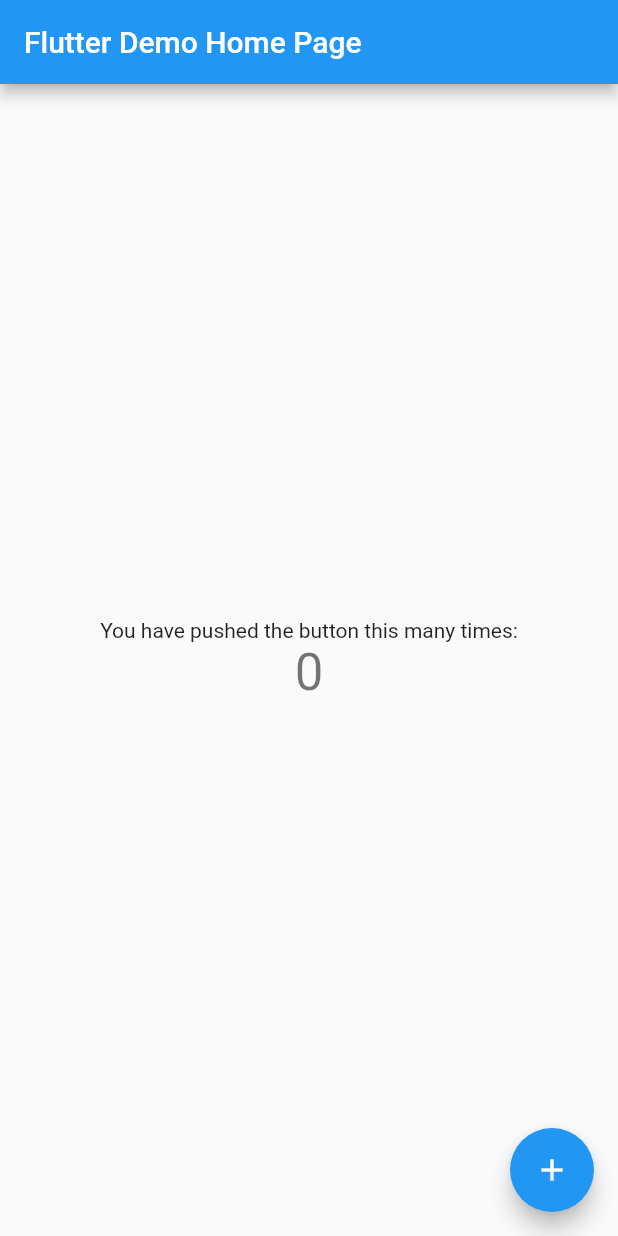
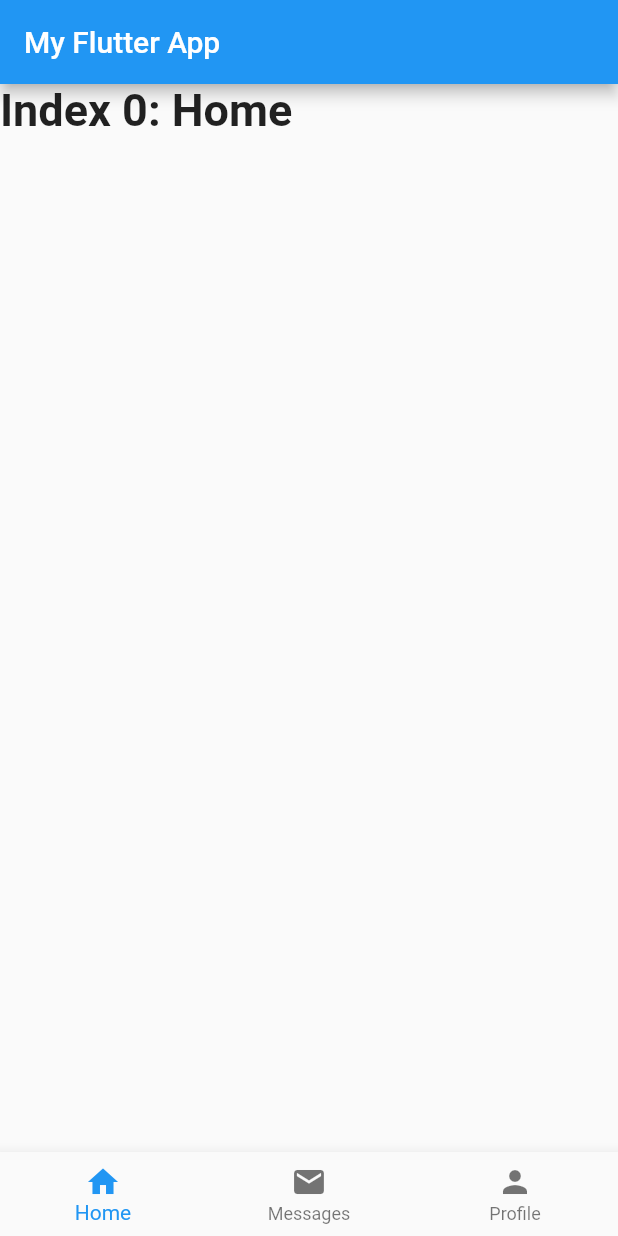
Before and after one commit to lijin820/flutter-article, a Flutter app: the screen it shows after launch, on a phone screen of 412 x 824 dp. Run offline on Flutter 3.47's test engine with Material 2 defaults, Android fonts, the phone set to English and light mode, and no system bars.

Commit message:
added home widget

```diff
--- /dev/null
+++ b/lib/home_widget.dart
@@ -0,0 +1,59 @@
+import 'package:flutter/material.dart';
+
+class Home extends StatefulWidget {
+  @override
+  State<StatefulWidget> createState() {
+    return _HomeState();
+  }
+}
+
+class _HomeState extends State<Home> {
+  int _currentIndex = 0;
+  static const TextStyle optionStyle =
+      TextStyle(fontSize: 30, fontWeight: FontWeight.bold);
+  static const List<Widget> _children = <Widget>[
+    Text(
+      'Index 0: Home',
+      style: optionStyle,
+    ),
+    Text(
+      'Index 1: Business',
+      style: optionStyle,
+    ),
+    Text(
+      'Index 2: School',
+      style: optionStyle,
+    ),
+  ];
+
+  void onTabTapped(int index) {
+    setState(() {
+      _currentIndex = index;
+    });
+  }
+
+  @override
+  Widget build(BuildContext context) {
+    return Scaffold(
+      appBar: AppBar(
+        title: Text('My Flutter App'),
+      ),
+      body: _children[_currentIndex],
+      bottomNavigationBar: BottomNavigationBar(
+        onTap: onTabTapped,
+        currentIndex: _currentIndex,
+        items: [
+          BottomNavigationBarItem(
+            icon: new Icon(Icons.home),
+            label: 'Home',
+          ),
+          BottomNavigationBarItem(
+            icon: new Icon(Icons.mail),
+            label: 'Messages',
+          ),
+          BottomNavigationBarItem(icon: Icon(Icons.person), label: 'Profile')
+        ],
+      ),
+    );
+  }
+}
--- a/lib/main.dart
+++ b/lib/main.dart
@@ -1,4 +1,5 @@
 import 'package:flutter/material.dart';
+import 'home_widget.dart';
 
 void main() {
   runApp(MyApp());
@@ -26,92 +27,7 @@ class MyApp extends StatelessWidget {
         // closer together (more dense) than on mobile platforms.
         visualDensity: VisualDensity.adaptivePlatformDensity,
       ),
-      home: MyHomePage(title: 'Flutter Demo Home Page'),
+      home: Home(),
     );
   }
 }
-
-class MyHomePage extends StatefulWidget {
-  MyHomePage({Key key, this.title}) : super(key: key);
-
-  // This widget is the home page of your application. It is stateful, meaning
-  // that it has a State object (defined below) that contains fields that affect
-  // how it looks.
-
-  // This class is the configuration for the state. It holds the values (in this
-  // case the title) provided by the parent (in this case the App widget) and
-  // used by the build method of the State. Fields in a Widget subclass are
-  // always marked "final".
-
-  final String title;
-
-  @override
-  _MyHomePageState createState() => _MyHomePageState();
-}
-
-class _MyHomePageState extends State<MyHomePage> {
-  int _counter = 0;
-
-  void _incrementCounter() {
-    setState(() {
-      // This call to setState tells the Flutter framework that something has
-      // changed in this State, which causes it to rerun the build method below
-      // so that the display can reflect the updated values. If we changed
-      // _counter without calling setState(), then the build method would not be
-      // called again, and so nothing would appear to happen.
-      _counter++;
-    });
-  }
-
-  @override
-  Widget build(BuildContext context) {
-    // This method is rerun every time setState is called, for instance as done
-    // by the _incrementCounter method above.
-    //
-    // The Flutter framework has been optimized to make rerunning build methods
-    // fast, so that you can just rebuild anything that needs updating rather
-    // than having to individually change instances of widgets.
-    return Scaffold(
-      appBar: AppBar(
-        // Here we take the value from the MyHomePage object that was created by
-        // the App.build method, and use it to set our appbar title.
-        title: Text(widget.title),
-      ),
-      body: Center(
-        // Center is a layout widget. It takes a single child and positions it
-        // in the middle of the parent.
-        child: Column(
-          // Column is also a layout widget. It takes a list of children and
-          // arranges them vertically. By default, it sizes itself to fit its
-          // children horizontally, and tries to be as tall as its parent.
-          //
-          // Invoke "debug painting" (press "p" in the console, choose the
-          // "Toggle Debug Paint" action from the Flutter Inspector in Android
-          // Studio, or the "Toggle Debug Paint" command in Visual Studio Code)
-          // to see the wireframe for each widget.
-          //
-          // Column has various properties to control how it sizes itself and
-          // how it positions its children. Here we use mainAxisAlignment to
-          // center the children vertically; the main axis here is the vertical
-          // axis because Columns are vertical (the cross axis would be
-          // horizontal).
-          mainAxisAlignment: MainAxisAlignment.center,
-          children: <Widget>[
-            Text(
-              'You have pushed the button this many times:',
-            ),
-            Text(
-              '$_counter',
-              style: Theme.of(context).textTheme.headline4,
-            ),
-          ],
-        ),
-      ),
-      floatingActionButton: FloatingActionButton(
-        onPressed: _incrementCounter,
-        tooltip: 'Increment',
-        child: Icon(Icons.add),
-      ), // This trailing comma makes auto-formatting nicer for build methods.
-    );
-  }
-}
```
